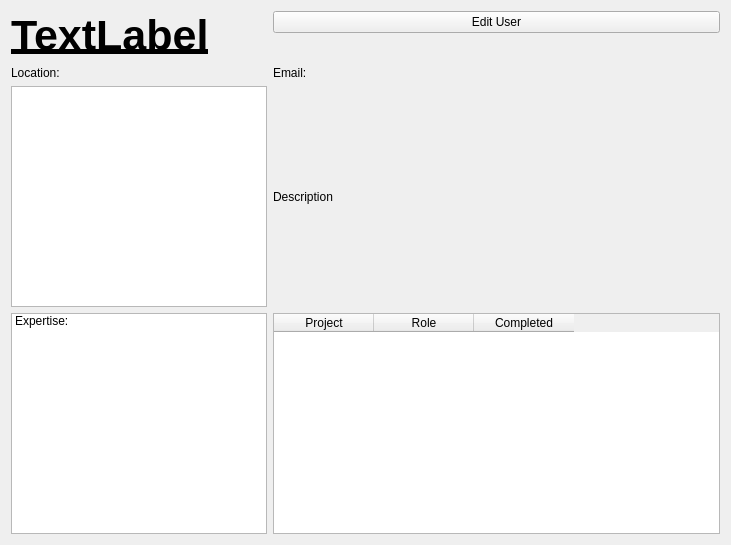
Before: the Qt Designer form UserProfile.ui in CDDDJ-A-2015/Project, drawn with Qt 5.
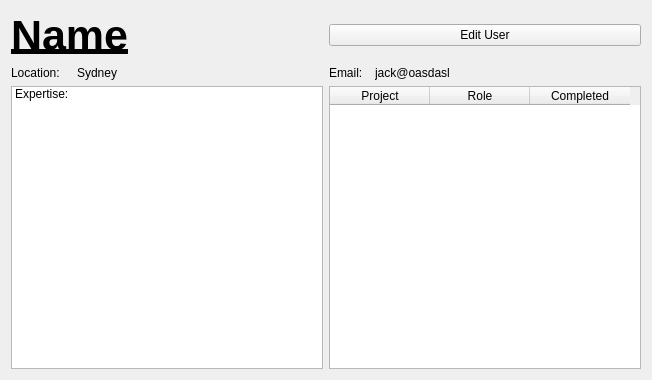
After: the same form once the commit is applied.

Patch:
```diff
--- a/UserProfile.ui
+++ b/UserProfile.ui
@@ -6,18 +6,17 @@
    <rect>
     <x>0</x>
     <y>0</y>
-    <width>731</width>
-    <height>545</height>
+    <width>652</width>
+    <height>380</height>
    </rect>
   </property>
   <property name="windowTitle">
    <string>UserProfile</string>
   </property>
-  <layout class="QFormLayout" name="formLayout">
-   <property name="fieldGrowthPolicy">
-    <enum>QFormLayout::AllNonFixedFieldsGrow</enum>
-   </property>
-   <item row="0" column="0">
+  <layout class="QVBoxLayout" name="verticalLayout">
+   <item>
+    <layout class="QHBoxLayout" name="horizontalLayout_3">
+     <item>
     <widget class="QLabel" name="uName">
      <property name="font">
       <font>
@@ -28,21 +27,74 @@
       </font>
      </property>
      <property name="text">
-      <string>TextLabel</string>
+        <string>Name</string>
      </property>
     </widget>
    </item>
-   <item row="3" column="0">
-    <widget class="QGraphicsView" name="pUser"/>
-   </item>
-   <item row="3" column="1">
-    <widget class="QLabel" name="uDesc">
+     <item>
+      <widget class="QPushButton" name="bEditUser">
+       <property name="text">
+        <string>Edit User</string>
+       </property>
+      </widget>
+     </item>
+    </layout>
+   </item>
+   <item>
+    <layout class="QHBoxLayout" name="horizontalLayout_2">
+     <item>
+      <layout class="QHBoxLayout" name="horizontalLayout_4">
+       <item>
+        <widget class="QLabel" name="uLoc">
+         <property name="maximumSize">
+          <size>
+           <width>60</width>
+           <height>16777215</height>
+          </size>
+         </property>
      <property name="text">
-      <string>Description</string>
+          <string>Location: </string>
      </property>
     </widget>
    </item>
-   <item row="4" column="0">
+       <item>
+        <widget class="QLabel" name="lLocation">
+         <property name="text">
+          <string>Sydney</string>
+         </property>
+        </widget>
+       </item>
+      </layout>
+     </item>
+     <item>
+      <layout class="QHBoxLayout" name="horizontalLayout_5">
+       <item>
+        <widget class="QLabel" name="uEmail">
+         <property name="maximumSize">
+          <size>
+           <width>40</width>
+           <height>16777215</height>
+          </size>
+         </property>
+         <property name="text">
+          <string>Email:</string>
+         </property>
+        </widget>
+       </item>
+       <item>
+        <widget class="QLabel" name="lEmail">
+         <property name="text">
+          <string>jack@oasdasl</string>
+         </property>
+        </widget>
+       </item>
+      </layout>
+     </item>
+    </layout>
+   </item>
+   <item>
+    <layout class="QHBoxLayout" name="horizontalLayout_6">
+     <item>
     <widget class="QListWidget" name="listWidget">
      <item>
       <property name="text">
@@ -51,7 +103,7 @@
      </item>
     </widget>
    </item>
-   <item row="4" column="1">
+     <item>
     <widget class="QTableWidget" name="tableWidget">
      <column>
       <property name="text">
@@ -70,26 +122,7 @@
      </column>
     </widget>
    </item>
-   <item row="2" column="0">
-    <widget class="QLabel" name="uLoc">
-     <property name="text">
-      <string>Location: </string>
-     </property>
-    </widget>
-   </item>
-   <item row="2" column="1">
-    <widget class="QLabel" name="uEmail">
-     <property name="text">
-      <string>Email:</string>
-     </property>
-    </widget>
-   </item>
-   <item row="0" column="1">
-    <widget class="QPushButton" name="bEditUser">
-     <property name="text">
-      <string>Edit User</string>
-     </property>
-    </widget>
+    </layout>
    </item>
   </layout>
  </widget>
```
Lines whose indentation alone changed are shown as unchanged.
